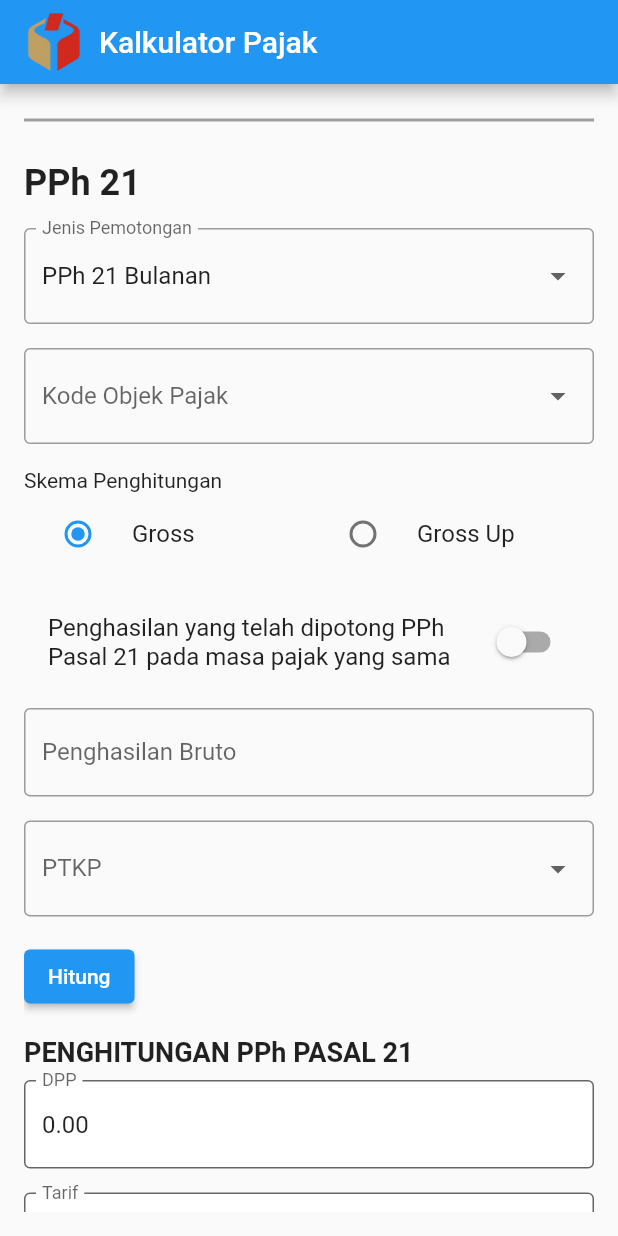
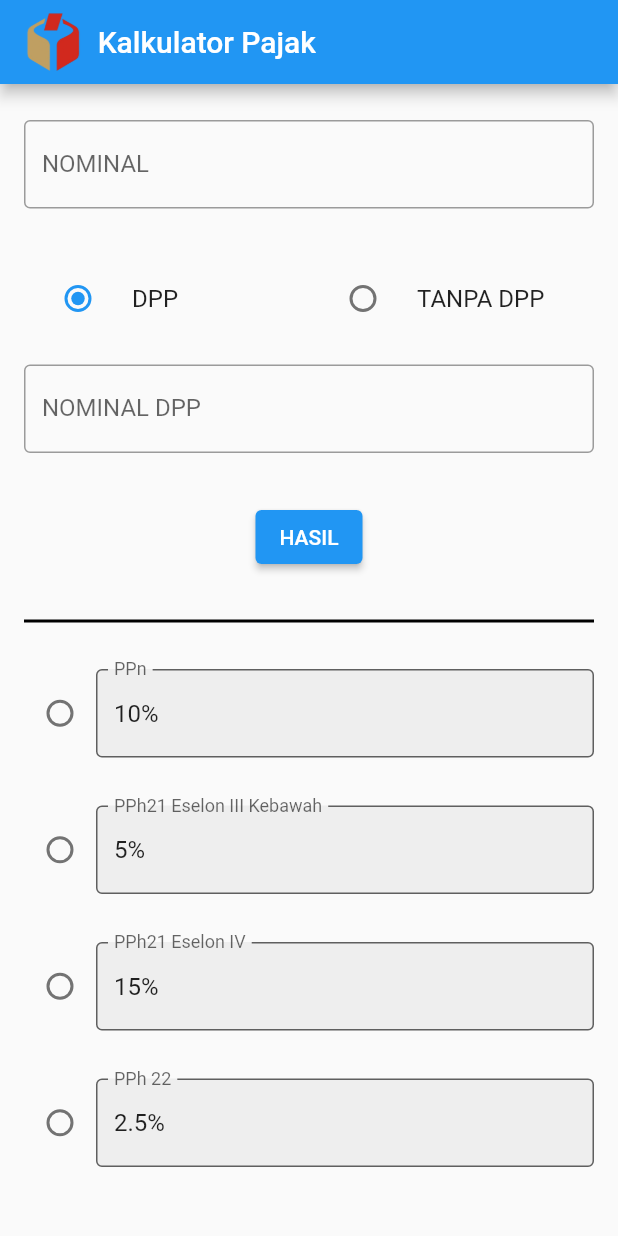
Before and after one commit to Leovdr/KalkulatorPajak, a Flutter app: the screen it shows after launch, on a phone screen of 412 x 824 dp. Run offline on Flutter 3.47's test engine with Material 2 defaults, Android fonts, the phone set to English and light mode, and no system bars.

Commit message:
Change Front end
change logo app, change splash screen logo, change or add ui field, button, radiolist

```diff
--- a/lib/main.dart
+++ b/lib/main.dart
@@ -27,17 +27,17 @@ class MyHomePage extends StatefulWidget {
 }
 
 class _MyHomePageState extends State<MyHomePage> {
-  String? selectedJenisPemotongan = 'PPh 21 Bulanan';
-  String? selectedKodeObjekPajak;
-  String? selectedPTKP;
-  bool isGross = true;
-  bool isTidakAda = false;
-  double penghasilanBruto = 0;
-  double dpp = 0;
-  double pph21 = 0;
+  bool isDpp = true;
+  bool selectedPPn = false;
+  bool selectedPPh21Eselon3 = false;
+  bool selectedPPh21Eselon4 = false;
+  bool selectedPPh22 = false;
+  bool selectedPPh23 = false;
+  bool selectedPajakDaerah = false;
 
-  final kodeObjekPajakList = ['Kode 1', 'Kode 2', 'Kode 3'];
-  final ptkpList = ['PTKP A', 'PTKP B', 'PTKP C'];
+  double nominal = 0;
+  double nominalDpp = 0;
+  double hasil = 0;
 
   @override
   Widget build(BuildContext context) {
@@ -46,12 +46,11 @@ class _MyHomePageState extends State<MyHomePage> {
         title: Row(
           children: [
             Image.asset(
-              'assets/images/logo.png', // Path gambar logo
+              'assets/images/logo.png', // Path to your logo
               height: 40,
-              width: 40,
             ),
-            const SizedBox(width: 10), // Memberi jarak antara logo dan teks
-            const Text('Kalkulator Pajak'), // Teks di sebelah kanan logo
+            const SizedBox(width: 10),
+            const Text('Kalkulator Pajak'),
           ],
         ),
       ),
@@ -61,186 +60,238 @@ class _MyHomePageState extends State<MyHomePage> {
           child: Column(
             crossAxisAlignment: CrossAxisAlignment.start,
             children: [
-              const Divider(
-                color: Colors.grey,
-                thickness: 2,
+              // Field Input NOMINAL
+              Padding(
+                padding: const EdgeInsets.symmetric(vertical: 8.0),
+                child: TextFormField(
+                  keyboardType: TextInputType.number,
+                  decoration: const InputDecoration(
+                    labelText: 'NOMINAL',
+                    border: OutlineInputBorder(),
                   ),
-              const SizedBox(height: 20), // Spasi antara garis dan teks PPh 21
-              const Text(
-                'PPh 21',
-                style: TextStyle(fontSize: 24, fontWeight: FontWeight.bold),
-              ),
-              const SizedBox(height: 16),
-
-              // Dropdown untuk Jenis Pemotongan
-              DropdownButtonFormField<String>(
-                value: selectedJenisPemotongan,
-                items: ['PPh 21 Bulanan', 'PPh 21 Tahunan']
-                    .map((item) => DropdownMenuItem(
-                          value: item,
-                          child: Text(item),
-                        ))
-                    .toList(),
                   onChanged: (value) {
                     setState(() {
-                    selectedJenisPemotongan = value;
+                      nominal = double.tryParse(value) ?? 0;
                     });
                   },
-                decoration: const InputDecoration(
-                  labelText: 'Jenis Pemotongan',
-                  border: OutlineInputBorder(),
                 ),
               ),
               const SizedBox(height: 16),
 
-              // Dropdown untuk Kode Objek Pajak
-              DropdownButtonFormField<String>(
-                value: selectedKodeObjekPajak,
-                items: kodeObjekPajakList
-                    .map((item) => DropdownMenuItem(
-                          value: item,
-                          child: Text(item),
-                        ))
-                    .toList(),
-                onChanged: (value) {
-                  setState(() {
-                    selectedKodeObjekPajak = value;
-                  });
-                },
-                decoration: const InputDecoration(
-                  labelText: 'Kode Objek Pajak',
-                  border: OutlineInputBorder(),
-                ),
-              ),
-              const SizedBox(height: 16),
-
-              // Skema Penghitungan
-              const Text('Skema Penghitungan'),
-              Row(
+              // RadioButton DPP / TANPA DPP
+              Padding(
+                padding: const EdgeInsets.symmetric(vertical: 8.0),
+                child: Row(
                   children: [
                     Expanded(
                       child: RadioListTile<bool>(
-                      title: const Text('Gross'),
+                        title: const Text('DPP'),
                         value: true,
-                      groupValue: isGross,
+                        groupValue: isDpp,
                         onChanged: (value) {
                           setState(() {
-                          isGross = value!;
+                            isDpp = value!;
                           });
                         },
                       ),
                     ),
                     Expanded(
                       child: RadioListTile<bool>(
-                      title: const Text('Gross Up'),
+                        title: const Text('TANPA DPP'),
                         value: false,
-                      groupValue: isGross,
+                        groupValue: isDpp,
                         onChanged: (value) {
                           setState(() {
-                          isGross = value!;
+                            isDpp = value!;
                           });
                         },
                       ),
                     ),
                   ],
                 ),
-              const SizedBox(height: 16),
+              ),
 
-              // Switch untuk PPh Pasal 21
-              SwitchListTile(
-                title: const Text(
-                    'Penghasilan yang telah dipotong PPh Pasal 21 pada masa pajak yang sama'),
-                value: isTidakAda,
-                onChanged: (value) {
-                  setState(() {
-                    isTidakAda = value;
-                  });
-                },
-              ),
-              const SizedBox(height: 16),
-
-              // Input untuk Penghasilan Bruto
-              TextFormField(
+              // Field Input NOMINAL DPP
+              Padding(
+                padding: const EdgeInsets.symmetric(vertical: 8.0),
+                child: TextFormField(
                   keyboardType: TextInputType.number,
                   decoration: const InputDecoration(
-                  labelText: 'Penghasilan Bruto',
+                    labelText: 'NOMINAL DPP',
                     border: OutlineInputBorder(),
                   ),
                   onChanged: (value) {
                     setState(() {
-                    penghasilanBruto = double.tryParse(value) ?? 0;
+                      nominalDpp = double.tryParse(value) ?? 0;
                     });
                   },
-              ),
-              const SizedBox(height: 16),
-
-              // Dropdown untuk PTKP
-              DropdownButtonFormField<String>(
-                value: selectedPTKP,
-                items: ptkpList
-                    .map((item) => DropdownMenuItem(
-                          value: item,
-                          child: Text(item),
-                        ))
-                    .toList(),
-                onChanged: (value) {
-                  setState(() {
-                    selectedPTKP = value;
-                  });
-                },
-                decoration: const InputDecoration(
-                  labelText: 'PTKP',
-                  border: OutlineInputBorder(),
                 ),
               ),
               const SizedBox(height: 16),
 
-              // Tombol Hitung
-              ElevatedButton(
+              // Tombol HASIL
+              Padding(
+                padding: const EdgeInsets.symmetric(vertical: 8.0),
+                child: Center(
+                  child: ElevatedButton(
                     onPressed: _hitungPajak,
-                child: const Text('Hitung'),
+                    child: const Text('HASIL'),
+                  ),
+                ),
+              ),
+
+              // Garis di bawah tombol hasil
+              const SizedBox(height: 16),
+              const Divider(thickness: 2, color: Colors.black),
+              const SizedBox(height: 16),
+
+              // Field PPn dengan radio list di samping kiri
+              Padding(
+                padding: const EdgeInsets.symmetric(vertical: 8.0),
+                child: Row(
+                  children: [
+                    Radio(
+                      value: true,
+                      groupValue: selectedPPn,
+                      onChanged: (value) {
+                        setState(() {
+                          selectedPPn = value!;
+                        });
+                      },
+                    ),
+                    Expanded(
+                      child: _buildReadOnlyField('PPn', '10%'),
+                    ),
+                  ],
+                ),
               ),
               const SizedBox(height: 16),
 
-              // Hasil Penghitungan
-              const Text(
-                'PENGHITUNGAN PPh PASAL 21',
-                style: TextStyle(fontSize: 18, fontWeight: FontWeight.bold),
+              // Field PPh21 Eselon III Kebawah dengan radio list di samping kiri
+              Padding(
+                padding: const EdgeInsets.symmetric(vertical: 8.0),
+                child: Row(
+                  children: [
+                    Radio(
+                      value: true,
+                      groupValue: selectedPPh21Eselon3,
+                      onChanged: (value) {
+                        setState(() {
+                          selectedPPh21Eselon3 = value!;
+                        });
+                      },
                     ),
-              const SizedBox(height: 8),
-
-              // Output DPP, Tarif, PPh 21
-              TextFormField(
-                readOnly: true,
-                initialValue: dpp.toStringAsFixed(2),
-                decoration: const InputDecoration(
-                  labelText: 'DPP',
-                  border: OutlineInputBorder(),
-                  filled: true,
-                  fillColor: Colors.white,
+                    Expanded(
+                      child: _buildReadOnlyField('PPh21 Eselon III Kebawah', '5%'),
+                    ),
+                  ],
                 ),
               ),
               const SizedBox(height: 16),
-              TextFormField(
-                readOnly: true,
-                initialValue: '${_getTarif()}%',
-                decoration: const InputDecoration(
-                  labelText: 'Tarif',
-                  border: OutlineInputBorder(),
-                  filled: true,
-                  fillColor: Colors.white,
+
+              // Field PPh21 Eselon IV dengan radio list di samping kiri
+              Padding(
+                padding: const EdgeInsets.symmetric(vertical: 8.0),
+                child: Row(
+                  children: [
+                    Radio(
+                      value: true,
+                      groupValue: selectedPPh21Eselon4,
+                      onChanged: (value) {
+                        setState(() {
+                          selectedPPh21Eselon4 = value!;
+                        });
+                      },
+                    ),
+                    Expanded(
+                      child: _buildReadOnlyField('PPh21 Eselon IV', '15%'),
+                    ),
+                  ],
                 ),
               ),
               const SizedBox(height: 16),
-              TextFormField(
-                readOnly: true,
-                initialValue: pph21.toStringAsFixed(2),
-                decoration: const InputDecoration(
-                  labelText: 'PPh 21',
-                  border: OutlineInputBorder(),
-                  filled: true,
-                  fillColor: Colors.white,
+
+              // Field PPh 22 dengan radio list di samping kiri
+              Padding(
+                padding: const EdgeInsets.symmetric(vertical: 8.0),
+                child: Row(
+                  children: [
+                    Radio(
+                      value: true,
+                      groupValue: selectedPPh22,
+                      onChanged: (value) {
+                        setState(() {
+                          selectedPPh22 = value!;
+                        });
+                      },
                     ),
+                    Expanded(
+                      child: _buildReadOnlyField('PPh 22', '2.5%'),
+                    ),
+                  ],
+                ),
+              ),
+              const SizedBox(height: 16),
+
+              // Field PPh 23 dengan radio list di samping kiri (read-only)
+              Padding(
+                padding: const EdgeInsets.symmetric(vertical: 8.0),
+                child: Row(
+                  children: [
+                    Radio(
+                      value: true,
+                      groupValue: selectedPPh23,
+                      onChanged: (value) {
+                        setState(() {
+                          selectedPPh23 = value!;
+                        });
+                      },
+                    ),
+                    Expanded(
+                      child: _buildReadOnlyField('PPh 23', ''),
+                    ),
+                  ],
+                ),
+              ),
+              const SizedBox(height: 16),
+
+              // Field PAJAK DAERAH dengan radio list di samping kiri (read-only)
+              Padding(
+                padding: const EdgeInsets.symmetric(vertical: 8.0),
+                child: Row(
+                  children: [
+                    Radio(
+                      value: true,
+                      groupValue: selectedPajakDaerah,
+                      onChanged: (value) {
+                        setState(() {
+                          selectedPajakDaerah = value!;
+                        });
+                      },
+                    ),
+                    Expanded(
+                      child: _buildReadOnlyField('PAJAK DAERAH', ''),
+                    ),
+                  ],
+                ),
+              ),
+              const SizedBox(height: 16),
+
+              // Text bold "NILAI BERSIH SEMUA PERHITUNGAN"
+              Padding(
+              padding: const EdgeInsets.symmetric(vertical: 8.0),
+              child: Center(
+                child: const Text(
+                  'NILAI BERSIH SEMUA PERHITUNGAN',
+                  style: TextStyle(fontWeight: FontWeight.bold),
+                ),
+              ),
+            ),
+
+              // Field NILAI BERSIH (read-only)
+              Padding(
+                padding: const EdgeInsets.symmetric(vertical: 8.0),
+                child: _buildReadOnlyField('NILAI BERSIH', ''),
               ),
             ],
           ),
@@ -249,22 +300,24 @@ class _MyHomePageState extends State<MyHomePage> {
     );
   }
 
+  // Widget for read-only text fields
+  Widget _buildReadOnlyField(String label, String value) {
+    return TextFormField(
+      readOnly: true,
+      decoration: InputDecoration(
+        labelText: label,
+        border: const OutlineInputBorder(),
+        filled: true,
+        fillColor: Colors.grey.shade200,
+      ),
+      initialValue: value,
+    );
+  }
+
+  // Function to calculate taxes
   void _hitungPajak() {
     setState(() {
-      dpp = penghasilanBruto * 0.95; // 95% dari penghasilan bruto
-      pph21 = dpp * _getTarif() / 100;
+      hasil = nominal * 0.10; // Contoh sederhana menghitung PPn 10%
     });
   }
-
-  double _getTarif() {
-    if (dpp <= 50000000) {
-      return 5;
-    } else if (dpp <= 250000000) {
-      return 15;
-    } else if (dpp <= 500000000) {
-      return 25;
-    } else {
-      return 30;
 }
-  }
-}
```
Also changed, not shown: 10 other files. Lines whose indentation alone changed are shown as unchanged.
